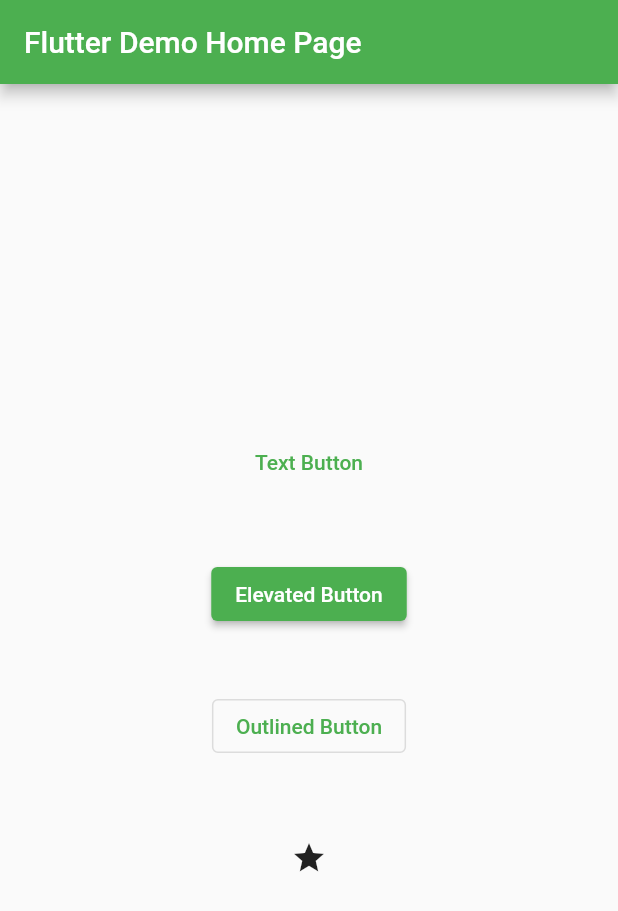
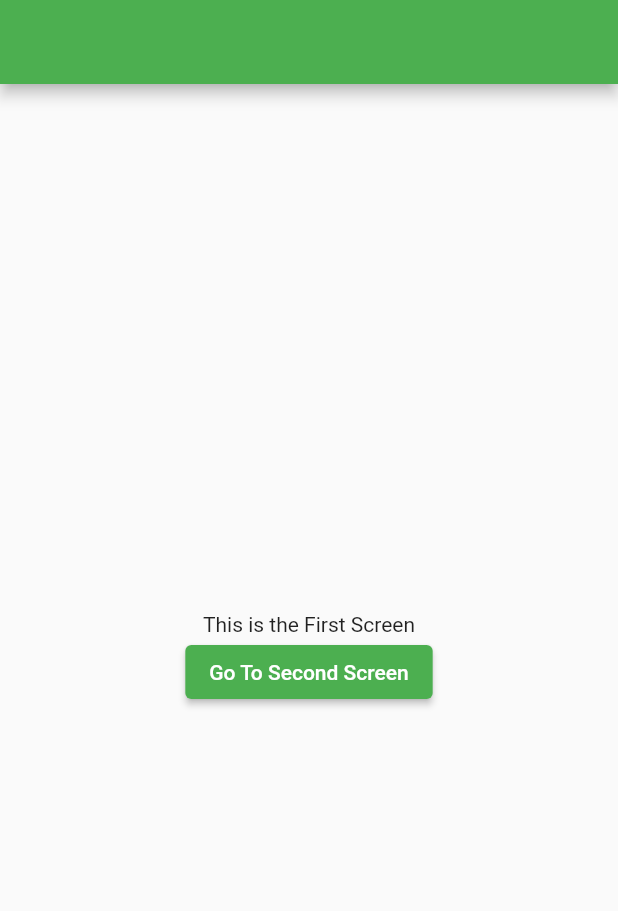
Before and after one commit to ireneeming/flutter_basic_01, a Flutter app: the screen it shows after launch, on a phone screen of 412 x 824 dp. Shown: the top 911 px of the screen. Run offline on Flutter 3.47's test engine with Material 2 defaults, Android fonts, the phone set to English and light mode, and no system bars.

```diff
--- a/lib/main.dart
+++ b/lib/main.dart
@@ -1,4 +1,5 @@
-import 'package:flutter/material.dart'; // Material은 구글이 만든 스타일 도구이며, 외부 패키지 불러올 때 import 해서 갖고온다.
+import 'package:flutter/material.dart';
+import 'package:flutter_basic_01/screens/first_screen.dart'; // Material은 구글이 만든 스타일 도구이며, 외부 패키지 불러올 때 import 해서 갖고온다.
 
 void main() {
   // main 함수, 플러터 프로젝트 실행할 때, 이 부분부터 실행.
@@ -17,53 +18,11 @@ class MyApp extends StatelessWidget {
     return MaterialApp(
       // Widget build() 의 리턴으로 MaterialApp() 위젯이 반환되고 있음. MaterialApp 은 말 그대로 Material 스타일의 App 위젯이며, 앱이라는 가장 큰 위젯이 시작되는 것.
 
-      title: 'Flutter Demo',
+      title: 'Screen Navigation Ex',
       theme: ThemeData(
-        // 내 앱의 테마
-        // primarySwatch 의 Colors.blue -> Colors.green 으로 수정 후 저장하면 바로 반영되는데
-        // 이를 Hot-Reload 라고 함. 상단 위에 번개모양
-        // 가끔 저장해도 Hot-Reload 기능이 적용되지 않는 경우에는 다시 빌드해야 함.
-        // 그럴 때는 Hot-Restart 번개모양 오른쪽 버튼 누르면 됨.
         primarySwatch: Colors.green,
       ),
-      home: MyHomePage(
-          title:
-              'Flutter Demo Home Page'), // MaterialApp 의 home 프로퍼티. 홈페이지, 즉 첫 화면을 나타내는 위젯이 들어가야 함. home 프로퍼티에 들어간 위젯은 MyHomePage 위젯으로, StatefulWidget임.
+      home: FirstScreen(),
     );
   }
 }
-
-class MyHomePage extends StatelessWidget {
-  final String title; // final은 클래스 내 선언되는 플로퍼티가 생성할 때 처음 설정되고 변경되지 않을 값일 때 사용.
-  List<Widget> myChildren = [];
-  MyHomePage({super.key, required this.title});
-  // title 이라는 프로퍼티를 함께 선언해주고, 내부에 this.title로 넣어줌. this는 해당 객체 내 값에 접근하기 위한 키워드.
-  // required 는 꼭 선언해줘야 하는 값이라는 뜻. title의 기본값 선언 안해줬지 때믄에 required 가 필요함.
-
-  @override
-  Widget build(BuildContext context) {
-    // for (var i = 0; i < 50; i++) {
-    //   myChildren.add(Text('Hello, World!', style: TextStyle(fontSize: 25)));
-    // }
-    return Scaffold(
-        // Scaffold() 위젯. 앱 화면이 기본적으로 갖추고 있는 기능들을 선언해 놓은 위젯.
-        appBar: AppBar(
-          title: Text(
-            title,
-          ),
-        ),
-        body: Center(
-            child: Column(
-          mainAxisAlignment: MainAxisAlignment.center,
-          children: [
-            TextButton(onPressed: () {}, child: Text('Text Button')),
-            Padding(padding: EdgeInsets.all(20)),
-            ElevatedButton(onPressed: () {}, child: Text('Elevated Button')),
-            Padding(padding: EdgeInsets.all(20)),
-            OutlinedButton(onPressed: () {}, child: Text('Outlined Button')),
-            Padding(padding: EdgeInsets.all(20)),
-            IconButton(onPressed: () {}, icon: Icon(Icons.star))
-          ],
-        )));
-  }
-}
--- /dev/null
+++ b/lib/screens/first_screen.dart
@@ -0,0 +1,28 @@
+import 'package:flutter/material.dart';
+import 'package:flutter_basic_01/screens/second_screen.dart';
+
+class FirstScreen extends StatelessWidget {
+  @override
+  Widget build(BuildContext context) {
+    return Scaffold(
+      appBar: AppBar(),
+      body: Center(
+        child: Column(
+          mainAxisAlignment: MainAxisAlignment.center,
+          children: [
+            Text('This is the First Screen'),
+            ElevatedButton(
+                onPressed: () {
+                  Navigator.of(context).push(MaterialPageRoute(
+                      // Navigator.of(context) 이것은, 현재 위젯인 Scaffold 화면에서 이동하겠다는 뜻.
+                      // .push로 화면 이동 구현, push말 그대로 다음 화면을 쌓겠다는 의미.
+                      // MaterialPageRoute에는 새로운 화면 SecondScreen을 빌드하는 방식으로 새 화면으로 이동하겠다는 내용 작성.
+                      builder: (BuildContext context) => SecondScreen()));
+                },
+                child: Text('Go To Second Screen'))
+          ],
+        ),
+      ),
+    );
+  }
+}
```
Also changed, not shown: lib/screens/second_screen.dart (added, +23 -0 lines).
